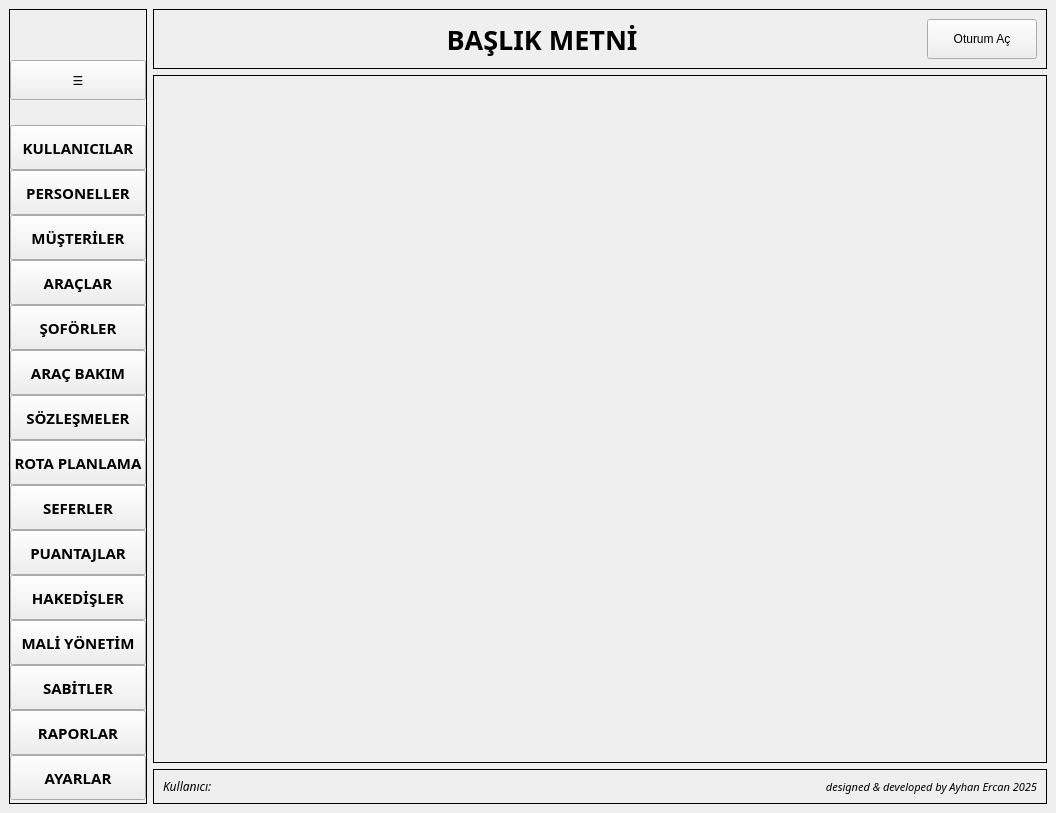
Above: ui/ui_files/main_window.ui from AyhanErcan70/SATTUP before the change. Below: the same form after it.
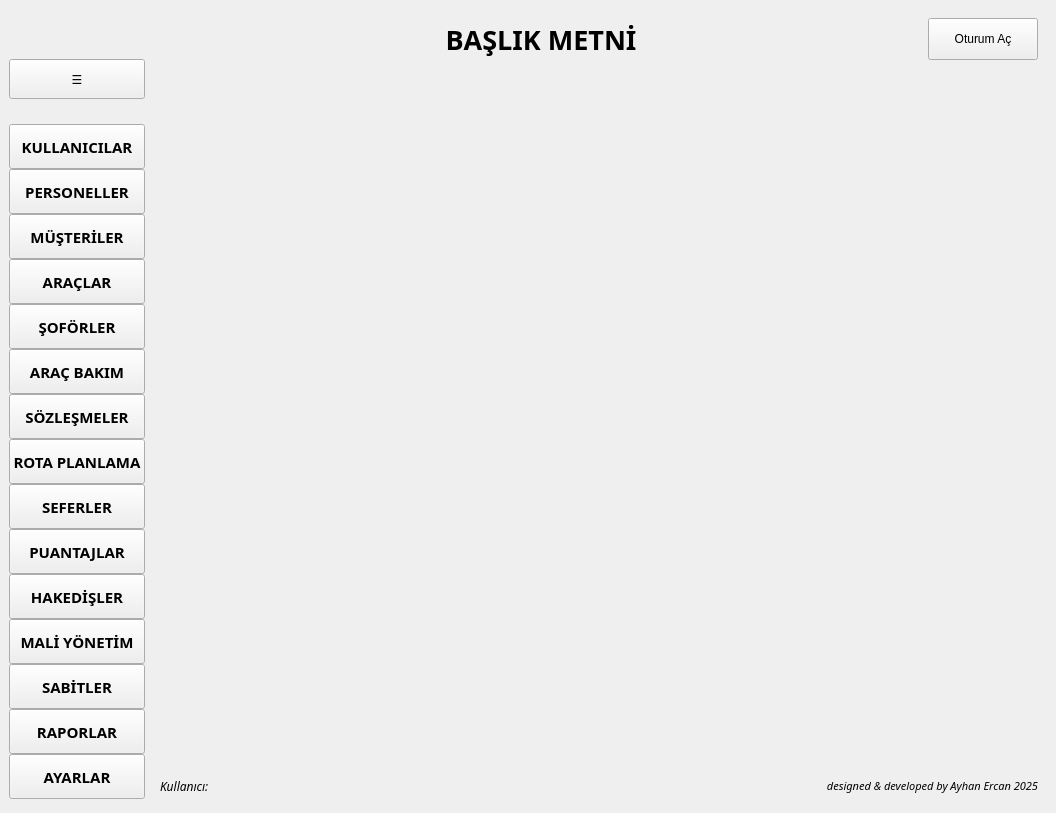
That is the form after the change. Icons and pictures are not drawn.

```diff
--- a/ui/ui_files/main_window.ui
+++ b/ui/ui_files/main_window.ui
@@ -20,7 +20,18 @@
    <string>MainWindow</string>
   </property>
   <property name="styleSheet">
-   <string notr="true"/>
+   <string notr="true">QMainWindow QWidget#centralwidget{
+	border-image: url(:/resimler/a22.jpg) 0,0,0,0 stretch, stretch;
+    background-position: center;
+	background-repeat: no-repeat;
+}
+QWidget#page_main{
+	background: transparent;
+	image: url(:/resimler/logo_faded480.png) 0,0,0,0 stretch, stretch;
+}
+
+
+</string>
   </property>
   <widget class="QWidget" name="centralwidget">
    <property name="styleSheet">
@@ -44,7 +55,7 @@
          </size>
         </property>
         <property name="frameShape">
-         <enum>QFrame::Shape::Box</enum>
+         <enum>QFrame::Shape::NoFrame</enum>
         </property>
         <property name="frameShadow">
          <enum>QFrame::Shadow::Plain</enum>
@@ -111,7 +122,7 @@
          <string notr="true">background:transparent;</string>
         </property>
         <property name="frameShape">
-         <enum>QFrame::Shape::Box</enum>
+         <enum>QFrame::Shape::NoFrame</enum>
         </property>
         <property name="frameShadow">
          <enum>QFrame::Shadow::Plain</enum>
@@ -192,7 +203,7 @@
          <string notr="true"/>
         </property>
         <property name="frameShape">
-         <enum>QFrame::Shape::Box</enum>
+         <enum>QFrame::Shape::NoFrame</enum>
         </property>
         <property name="frameShadow">
          <enum>QFrame::Shadow::Plain</enum>
@@ -795,7 +806,7 @@
          <string notr="true"/>
         </property>
         <property name="frameShape">
-         <enum>QFrame::Shape::Box</enum>
+         <enum>QFrame::Shape::NoFrame</enum>
         </property>
         <property name="frameShadow">
          <enum>QFrame::Shadow::Plain</enum>
@@ -816,6 +827,9 @@
             <number>0</number>
            </property>
            <widget class="QWidget" name="page_main">
+            <property name="styleSheet">
+             <string notr="true"/>
+            </property>
             <layout class="QGridLayout" name="gridLayout_5"/>
            </widget>
            <widget class="QWidget" name="page_modul_container"/>
```
Left out of the diff: 2 changed lines with no effect on the pictures.
